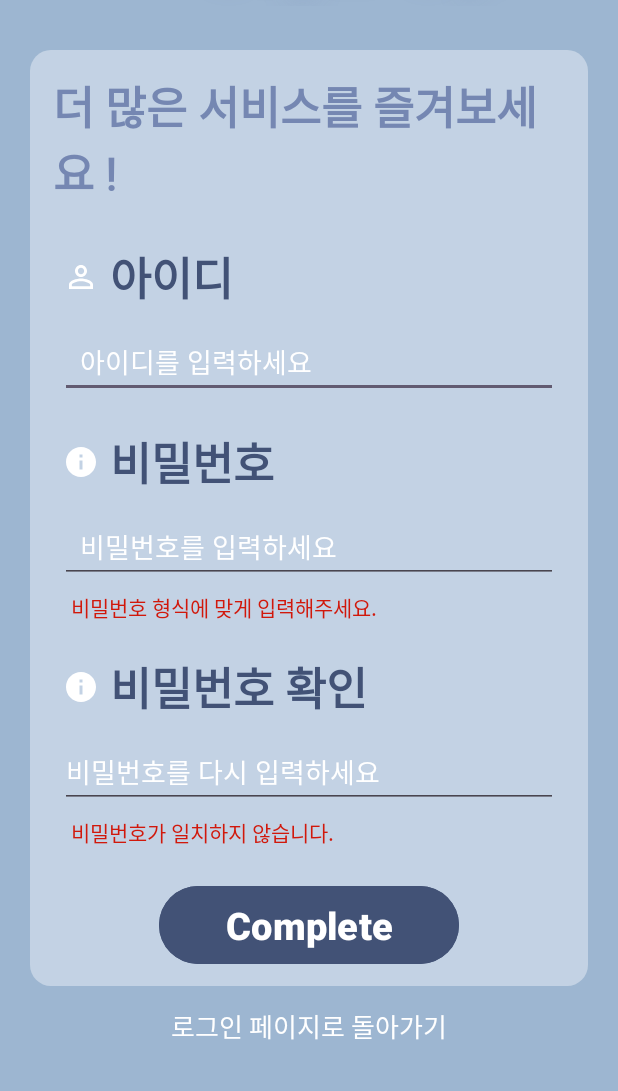
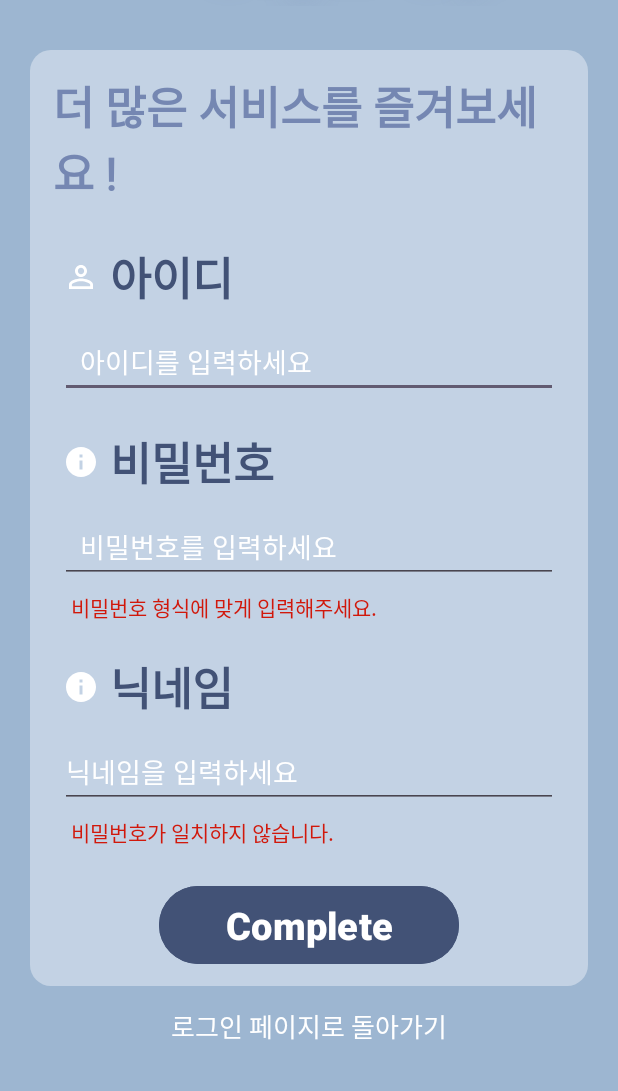
Before and after one commit to swisdom784/TimeToMeet, an Android app: the RegisterActivity screen opened directly, with no data from a screen before it, on a phone screen of 412 x 824 dp, the part 145-1236 px from its top. Run offline under Robolectric (Android 15) with nearby library versions, the phone set to English and light mode, and no system bars; our stand-ins replace Firebase (no records; nobody signed in at launch, a user with empty details on screens opened directly).

Commit message:
비번확인-닉네임입력

```diff
--- a/Video/app/src/main/AndroidManifest.xml
+++ b/Video/app/src/main/AndroidManifest.xml
@@ -14,6 +14,9 @@
         android:supportsRtl="true"
         android:theme="@style/Theme.Video"
         tools:targetApi="31">
+        <activity
+            android:name=".RoomShowActivitiy"
+            android:exported="false" />
         <activity
             android:name=".test"
             android:exported="false" />
--- a/Video/app/src/main/res/layout/activity_register.xml
+++ b/Video/app/src/main/res/layout/activity_register.xml
@@ -105,6 +105,7 @@
                 android:drawableLeft="@drawable/ic_baseline_person_outline_24"/>
 
             <EditText
+                android:id="@+id/username"
                 android:layout_marginStart="10dp"
                 android:layout_marginEnd="10dp"
                 android:layout_marginTop="10dp"
@@ -137,6 +138,7 @@
                 android:drawableLeft="@drawable/ic_baseline_info_24"/>
 
             <EditText
+                android:id="@+id/password"
                 android:layout_marginStart="10dp"
                 android:layout_marginEnd="10dp"
                 android:layout_marginTop="10dp"
@@ -174,20 +176,20 @@
                 android:paddingStart="12dp"
                 android:layout_width="match_parent"
                 android:layout_height="wrap_content"
-                android:text=" 비밀번호 확인"
+                android:text=" 닉네임"
                 android:drawableLeft="@drawable/ic_baseline_info_24"
                 android:textColor="#425276"
                 android:textSize="30sp"
                 android:textStyle="bold" />
 
             <EditText
+                android:id="@+id/name"
                 android:layout_marginStart="10dp"
                 android:layout_marginEnd="10dp"
                 android:layout_marginTop="10dp"
-                android:inputType="textPassword"
                 android:layout_width="match_parent"
                 android:layout_height="wrap_content"
-                android:hint="비밀번호를 다시 입력하세요"
+                android:hint="닉네임을 입력하세요"
                 android:textColorHint="@color/white"/>
 
             <TextView
@@ -204,6 +206,7 @@
         </LinearLayout>
 
         <Button
+            android:id="@+id/signupbtn"
             android:layout_width="200dp"
             android:layout_height="60dp"
             android:text="Complete"
```
Also changed, not shown: Video/app/src/main/res/layout/activity_make_room.xml (+7 -7 lines).
